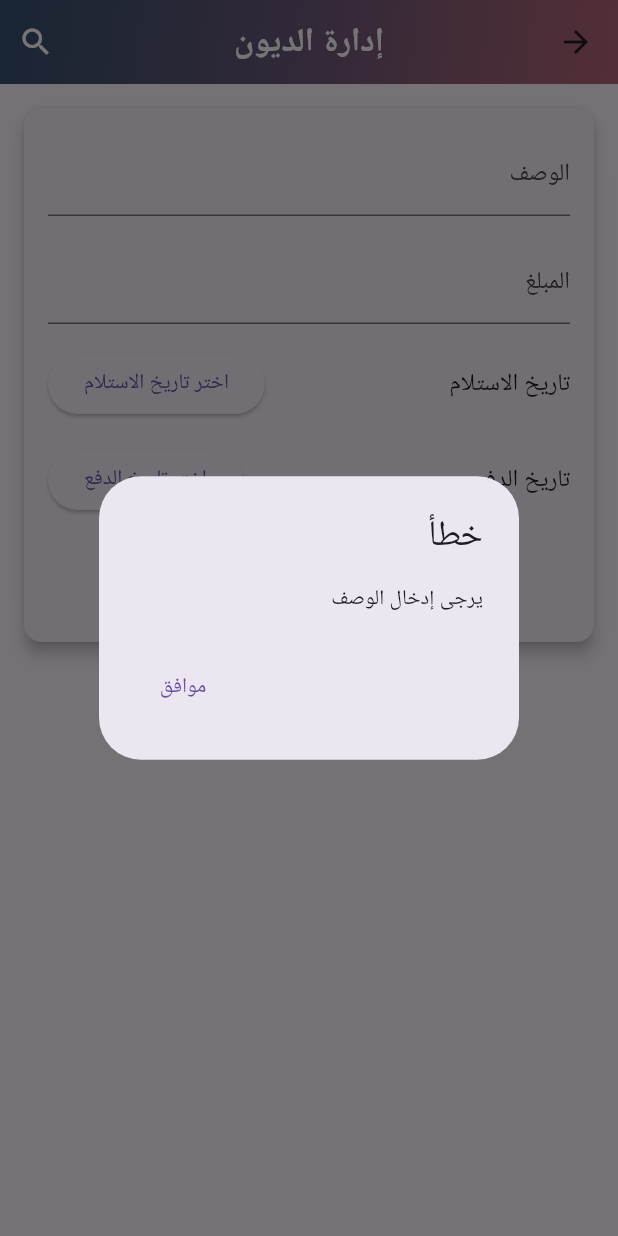
After one commit to Mahmoud7Hany/Expenses, a Flutter app: the DebtManagementPage screen opened directly, after a tap on "إضافة دين", on a phone screen of 412 x 824 dp. The commit adds this screen. Run offline on Flutter 3.47's test engine with Material 3 defaults, Android fonts, the phone set to English and light mode, and no system bars; our stand-ins replace flutter_slidable, shared_preferences; accounts and stored records are empty.

Commit message:
add Debt Management Page

```diff
--- /dev/null
+++ b/lib/models/Debt_data.dart
@@ -0,0 +1,34 @@
+// إدارة الديون class
+class Debt {
+  String description;
+  double amount;
+  DateTime dueDate;
+  DateTime receiptDate;
+
+  Debt({
+    required this.description,
+    required this.amount,
+    required this.dueDate,
+    required this.receiptDate,
+  });
+
+  // Convert a Debt into a Map
+  Map<String, dynamic> toMap() {
+    return {
+      'description': description,
+      'amount': amount,
+      'dueDate': dueDate.toIso8601String(),
+      'receiptDate': receiptDate.toIso8601String(),
+    };
+  }
+
+  // Extract a Debt from a Map
+  factory Debt.fromMap(Map<String, dynamic> map) {
+    return Debt(
+      description: map['description'],
+      amount: map['amount'],
+      dueDate: DateTime.parse(map['dueDate']),
+      receiptDate: DateTime.parse(map['receiptDate']),
+    );
+  }
+}
--- /dev/null
+++ b/lib/pages/debt_management_page.dart
@@ -0,0 +1,367 @@
+import 'package:calculate/models/Debt_data.dart';
+import 'package:flutter/material.dart';
+import 'package:flutter_slidable/flutter_slidable.dart';
+import 'package:shared_preferences/shared_preferences.dart';
+import 'dart:convert'; // For encoding and decoding JSON
+
+// صفحة إدارة الديون
+class DebtManagementPage extends StatefulWidget {
+  @override
+  _DebtManagementPageState createState() => _DebtManagementPageState();
+}
+
+class _DebtManagementPageState extends State<DebtManagementPage> {
+  final List<Debt> _debts = [];
+  final List<Debt> _filteredDebts = [];
+  final TextEditingController _descriptionController = TextEditingController();
+  final TextEditingController _amountController = TextEditingController();
+  DateTime? _dueDate;
+  DateTime? _receiptDate;
+  int? _editingIndex;
+  String _searchQuery = '';
+  bool _isSearching = false;
+
+  @override
+  void initState() {
+    super.initState();
+    _loadDebts();
+  }
+
+  Future<void> _loadDebts() async {
+    final prefs = await SharedPreferences.getInstance();
+    final debtList = prefs.getStringList('debts') ?? [];
+    setState(() {
+      _debts.clear();
+      _filteredDebts.clear();
+      for (var debtString in debtList) {
+        final debtMap = jsonDecode(debtString) as Map<String, dynamic>;
+        _debts.add(Debt.fromMap(debtMap));
+      }
+      _filterDebts();
+    });
+  }
+
+  Future<void> _saveDebts() async {
+    final prefs = await SharedPreferences.getInstance();
+    final debtList = _debts.map((debt) => jsonEncode(debt.toMap())).toList();
+    await prefs.setStringList('debts', debtList);
+  }
+
+  void _showErrorDialog(String message) {
+    showDialog(
+      context: context,
+      builder: (ctx) => AlertDialog(
+        title: Text('خطأ'),
+        content: Text(message),
+        actions: [
+          TextButton(
+            onPressed: () {
+              Navigator.of(ctx).pop();
+            },
+            child: Text('موافق'),
+          ),
+        ],
+      ),
+    );
+  }
+
+  void _addOrUpdateDebt() {
+    final description = _descriptionController.text;
+    final amount = double.tryParse(_amountController.text);
+
+    if (description.isEmpty) {
+      _showErrorDialog('يرجى إدخال الوصف');
+      return;
+    }
+
+    if (amount == null || amount <= 0) {
+      _showErrorDialog('يرجى إدخال مبلغ أكبر من 0');
+      return;
+    }
+    if (_receiptDate == null) {
+      _showErrorDialog('يرجى اختيار تاريخ الاستلام');
+      return;
+    }
+    if (_dueDate == null) {
+      _showErrorDialog('يرجى اختيار تاريخ الدفع');
+      return;
+    }
+
+    setState(() {
+      if (_editingIndex != null) {
+        _debts[_editingIndex!] = Debt(
+          description: description,
+          amount: amount,
+          dueDate: _dueDate!,
+          receiptDate: _receiptDate!,
+        );
+        _editingIndex = null;
+      } else {
+        _debts.add(Debt(
+          description: description,
+          amount: amount,
+          dueDate: _dueDate!,
+          receiptDate: _receiptDate!,
+        ));
+      }
+      _descriptionController.clear();
+      _amountController.clear();
+      _dueDate = null;
+      _receiptDate = null;
+      _filterDebts();
+    });
+    _saveDebts();
+  }
+
+  void _selectDueDate() async {
+    final DateTime? selectedDate = await showDatePicker(
+      context: context,
+      initialDate: DateTime.now(),
+      firstDate: DateTime(2000),
+      lastDate: DateTime(2101),
+    );
+    if (selectedDate != null && selectedDate != _dueDate) {
+      setState(() {
+        _dueDate = selectedDate;
+      });
+    }
+  }
+
+  void _selectReceiptDate() async {
+    final DateTime? selectedDate = await showDatePicker(
+      context: context,
+      initialDate: DateTime.now(),
+      firstDate: DateTime(2000),
+      lastDate: DateTime(2101),
+    );
+    if (selectedDate != null && selectedDate != _receiptDate) {
+      setState(() {
+        _receiptDate = selectedDate;
+      });
+    }
+  }
+
+  void _deleteDebt(int index) {
+    setState(() {
+      _debts.removeAt(index);
+      _filterDebts();
+    });
+    _saveDebts();
+  }
+
+  void _editDebt(int index) {
+    final debt = _filteredDebts[index];
+    _descriptionController.text = debt.description;
+    _amountController.text = debt.amount.toString();
+    _dueDate = debt.dueDate;
+    _receiptDate = debt.receiptDate;
+    setState(() {
+      _editingIndex = _debts.indexOf(debt); // Update the editing index
+      _isSearching = false; // Exit search mode
+      _searchQuery = ''; // Clear search query
+      _filterDebts(); // Update the filtered debts list
+    });
+  }
+
+  void _filterDebts() {
+    setState(() {
+      _filteredDebts.clear();
+      _filteredDebts.addAll(
+        _debts.where(
+          (debt) => debt.description
+              .toLowerCase()
+              .contains(_searchQuery.toLowerCase()),
+        ),
+      );
+    });
+  }
+
+  void _onSearchQueryChanged(String query) {
+    setState(() {
+      _searchQuery = query;
+      _filterDebts();
+    });
+  }
+
+  void _toggleSearch() {
+    setState(() {
+      _isSearching = !_isSearching;
+      if (!_isSearching) {
+        _searchQuery = '';
+        _filterDebts();
+      }
+    });
+  }
+
+  @override
+  Widget build(BuildContext context) {
+    return Scaffold(
+      appBar: AppBar(
+        centerTitle: true,
+        title: _isSearching
+            ? TextField(
+                autofocus: true,
+                decoration: InputDecoration(
+                  hintText: 'بحث...',
+                  border: InputBorder.none,
+                ),
+                onChanged: _onSearchQueryChanged,
+                style: TextStyle(color: Colors.white),
+              )
+            : Text(
+                'إدارة الديون',
+                style: TextStyle(
+                  color: Colors.white,
+                  // fontSize: 22,
+                  fontWeight: FontWeight.bold,
+                ),
+              ),
+        actions: [
+          IconButton(
+            icon: Icon(_isSearching ? Icons.close : Icons.search),
+            color: Colors.white,
+            onPressed: _toggleSearch,
+          ),
+        ],
+        flexibleSpace: Container(
+          decoration: BoxDecoration(
+            gradient: LinearGradient(
+              colors: [
+                Color(0xFF355070),
+                Color(0xFF6d597a),
+                Color(0xFFb56576),
+              ],
+              begin: Alignment.topLeft,
+              end: Alignment.bottomRight,
+            ),
+          ),
+        ),
+      ),
+      body: Padding(
+        padding: const EdgeInsets.all(16.0),
+        child: Column(
+          crossAxisAlignment: CrossAxisAlignment.stretch,
+          children: [
+            if (!_isSearching) ...[
+              Card(
+                elevation: 4.0,
+                margin: EdgeInsets.only(bottom: 16.0),
+                child: Padding(
+                  padding: const EdgeInsets.all(16.0),
+                  child: Column(
+                    children: [
+                      TextField(
+                        controller: _descriptionController,
+                        decoration: InputDecoration(
+                          labelText: 'الوصف',
+                        ),
+                      ),
+                      SizedBox(height: 16.0),
+                      TextField(
+                        controller: _amountController,
+                        keyboardType: TextInputType.number,
+                        decoration: InputDecoration(
+                          labelText: 'المبلغ',
+                        ),
+                      ),
+                      SizedBox(height: 16.0),
+                      Row(
+                        mainAxisAlignment: MainAxisAlignment.spaceBetween,
+                        children: [
+                          Expanded(
+                            child: Text(
+                              _receiptDate != null
+                                  ? 'تاريخ الاستلام: ${_receiptDate!.toLocal().toShortDateString()}'
+                                  : 'تاريخ الاستلام',
+                              style: TextStyle(fontSize: 16.0),
+                            ),
+                          ),
+                          SizedBox(width: 16.0),
+                          ElevatedButton(
+                            onPressed: _selectReceiptDate,
+                            child: Text('اختر تاريخ الاستلام'),
+                          ),
+                        ],
+                      ),
+                      SizedBox(height: 16.0),
+                      Row(
+                        mainAxisAlignment: MainAxisAlignment.spaceBetween,
+                        children: [
+                          Expanded(
+                            child: Text(
+                              _dueDate != null
+                                  ? 'تاريخ الدفع: ${_dueDate!.toLocal().toShortDateString()}'
+                                  : 'تاريخ الدفع',
+                              style: TextStyle(fontSize: 16.0),
+                            ),
+                          ),
+                          SizedBox(width: 16.0),
+                          ElevatedButton(
+                            onPressed: _selectDueDate,
+                            child: Text('اختر تاريخ الدفع'),
+                          ),
+                        ],
+                      ),
+                      SizedBox(height: 20.0),
+                      ElevatedButton(
+                        onPressed: _addOrUpdateDebt,
+                        child: Text(_editingIndex != null
+                            ? 'تحديث الدين'
+                            : 'إضافة دين'),
+                      ),
+                    ],
+                  ),
+                ),
+              ),
+            ],
+            Expanded(
+              child: ListView.builder(
+                itemCount: _filteredDebts.length,
+                itemBuilder: (ctx, index) {
+                  final debt = _filteredDebts[index];
+                  return Slidable(
+                    endActionPane: ActionPane(
+                      motion: const ScrollMotion(),
+                      children: [
+                        SlidableAction(
+                          backgroundColor: Colors.blue,
+                          icon: Icons.edit,
+                          label: 'تعديل',
+                          onPressed: (context) => _editDebt(index),
+                        ),
+                        SlidableAction(
+                          backgroundColor: Colors.red,
+                          icon: Icons.delete,
+                          label: 'حذف',
+                          onPressed: (context) => _deleteDebt(index),
+                        ),
+                      ],
+                    ),
+                    child: Card(
+                      margin: EdgeInsets.symmetric(vertical: 8.0),
+                      elevation: 2.0,
+                      child: ListTile(
+                        contentPadding: EdgeInsets.all(16.0),
+                        title: Text(debt.description),
+                        subtitle: Text(
+                          'المبلغ: ${debt.amount}\nتاريخ الاستلام: ${debt.receiptDate.toLocal().toShortDateString()}\nتاريخ الدفع: ${debt.dueDate.toLocal().toShortDateString()}',
+                          style: TextStyle(color: Colors.grey[600]),
+                        ),
+                      ),
+                    ),
+                  );
+                },
+              ),
+            ),
+          ],
+        ),
+      ),
+    );
+  }
+}
+
+extension DateFormatting on DateTime {
+  String toShortDateString() {
+    return '${this.day}/${this.month}/${this.year}';
+  }
+}
--- a/pubspec.yaml
+++ b/pubspec.yaml
@@ -16,7 +16,6 @@ dependencies:
   shared_preferences: ^2.2.0 # حفظ البيانات
   clipboard: ^0.1.3 # نسخ النص
   flutter_slidable: ^3.0.1 # قابل للانزلاق
-
 
 #  لي اضافه اللغه العربيه داخل التطبيق
 dev_dependencies:
```
Also changed, not shown: lib/widget/Basics_Widget/drawer_widget.dart (+13 -1 lines).
